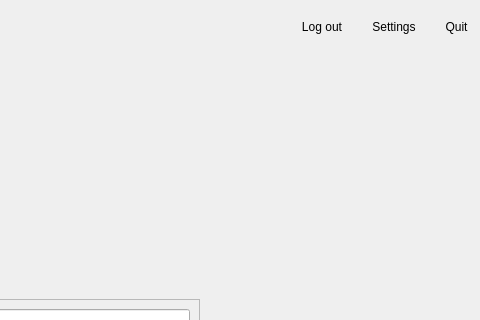
ImagingTools/ImtCore, file Include/imtgui/CThumbnailDecoratorGuiComp.ui: the form before one commit; both pictures show x 491 to 971 and y 0 to 320 of the 971 by 641 pixel window.
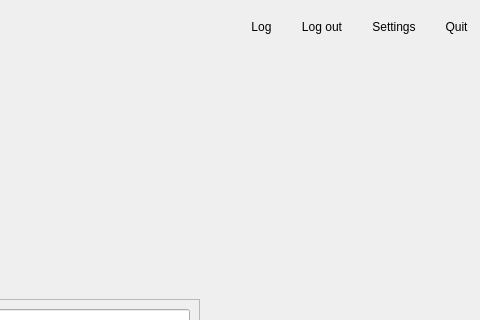
The form after the commit. Icons and pictures are not drawn.

Commit message: Visual status management extended. Icons corrected

```diff
--- a/Include/imtgui/CThumbnailDecoratorGuiComp.ui
+++ b/Include/imtgui/CThumbnailDecoratorGuiComp.ui
@@ -281,6 +281,26 @@
         </property>
        </spacer>
       </item>
+      <item>
+       <widget class="QToolButton" name="LogButton">
+        <property name="text">
+         <string>Log</string>
+        </property>
+        <property name="icon">
+         <iconset resource="imtgui.qrc">
+          <normaloff>:/Icons/Ok</normaloff>:/Icons/Ok</iconset>
+        </property>
+        <property name="iconSize">
+         <size>
+          <width>24</width>
+          <height>24</height>
+         </size>
+        </property>
+        <property name="autoRaise">
+         <bool>true</bool>
+        </property>
+       </widget>
+      </item>
       <item>
        <widget class="QToolButton" name="LoginControlButton">
         <property name="text">
```
The commit also changes 81 other files.
